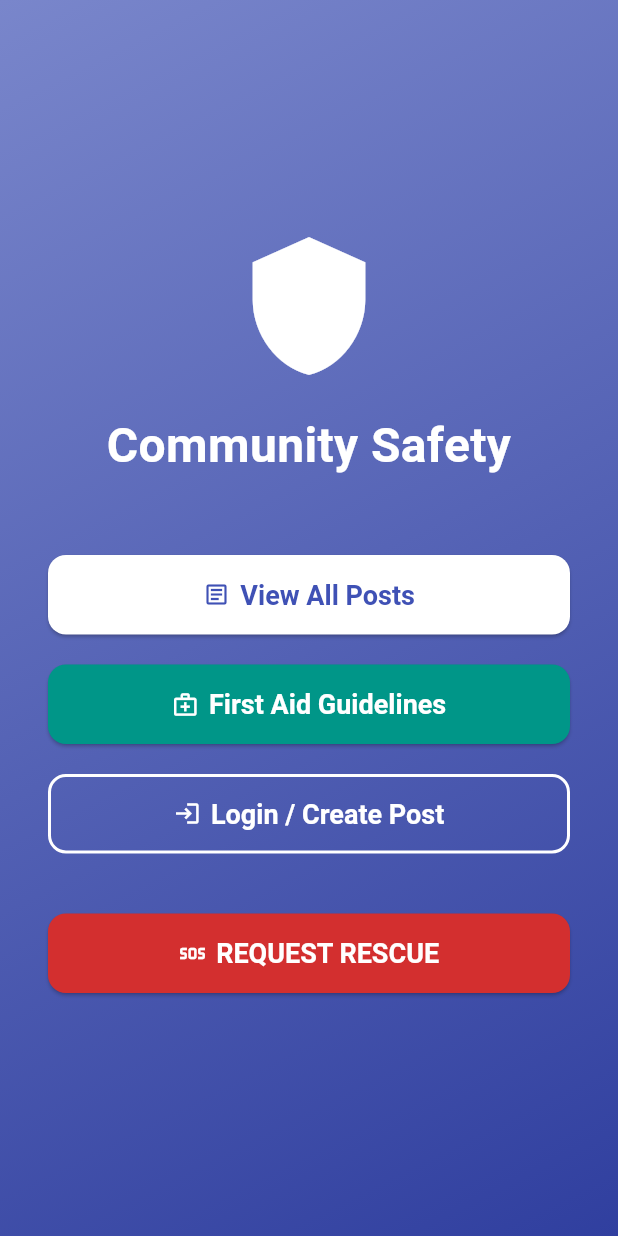
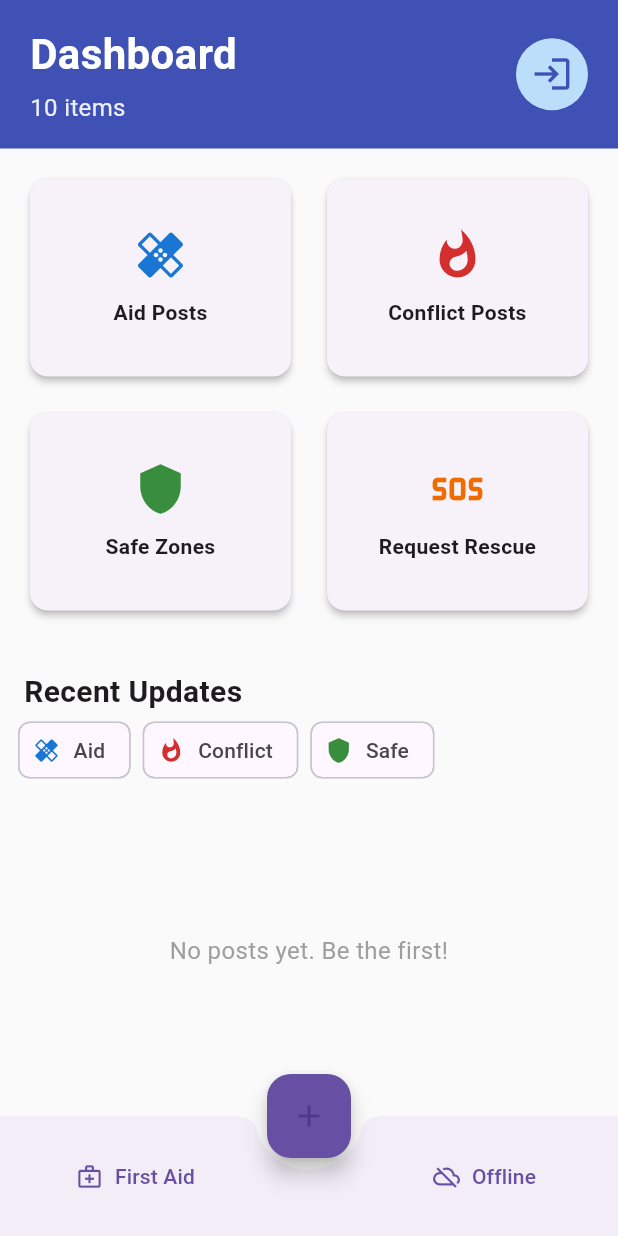
Before and after one commit to Sazidul0/WarAware, a Flutter app: the screen it shows after launch, on a phone screen of 412 x 824 dp. Run offline on Flutter 3.47's test engine with Material 3 defaults, Android fonts, the phone set to English and light mode, and no system bars; our stand-ins replace geolocator, image_picker, sqflite, timeago; accounts and stored records are empty.

Commit message:
Dashbord Design

```diff
--- a/lib/main.dart
+++ b/lib/main.dart
@@ -2,7 +2,8 @@ import 'package:flutter/material.dart';
 import 'package:provider/provider.dart';
 import '../viewmodels/auth_viewmodel.dart';
 import '../viewmodels/post_viewmodel.dart';
-import '../views/welcome_screen.dart';
+// --- 1. CHANGE THIS IMPORT ---
+import './views/home/dashboard_screen.dart'; // Was welcome_screen.dart
 import './viewmodels/first_aid_viewmodel.dart';
 import './viewmodels/rescue_viewmodel.dart';
 
@@ -24,8 +25,6 @@ class MyApp extends StatelessWidget {
       providers: [
         ChangeNotifierProvider(create: (_) => AuthViewModel()),
         ChangeNotifierProvider(create: (_) => PostViewModel()),
-        // --- 2. ADD THIS LINE ---
-        // This makes FirstAidViewModel available to FirstAidScreen.
         ChangeNotifierProvider(create: (_) => FirstAidViewModel()),
         ChangeNotifierProvider(create: (_) => RescueViewModel()),
       ],
@@ -58,8 +57,9 @@ class MyApp extends StatelessWidget {
             fillColor: Colors.white,
           ),
         ),
-        // The first screen the user will see
-        home: const WelcomeScreen(),
+        // --- 2. CHANGE THIS LINE ---
+        // The first screen the user will see is now the DashboardScreen
+        home: const DashboardScreen(),
       ),
     );
   }
--- /dev/null
+++ b/lib/views/home/dashboard_screen.dart
@@ -0,0 +1,528 @@
+import 'dart:io';
+import 'package:ally/views/home/rescue_list_screen.dart';
+import 'package:flutter/material.dart';
+import 'package:provider/provider.dart';
+import 'package:url_launcher/url_launcher.dart';
+
+// ViewModels
+import '../../viewmodels/auth_viewmodel.dart';
+import '../../viewmodels/post_viewmodel.dart';
+
+// Models & Enums
+import '../../models/post_model.dart';
+import '../../utils/enum.dart';
+
+// Screens
+import '../auth/login_screen.dart';
+import './create_post_screen.dart';
+import './edit_post_screen.dart';
+import './first_aid_screen.dart';
+import './request_rescue.dart';
+
+/// Placeholder screen for the 'Offline' button functionality.
+class OfflineScreen extends StatelessWidget {
+  const OfflineScreen({super.key});
+  @override
+  Widget build(BuildContext context) {
+    return Scaffold(
+      appBar: AppBar(title: const Text('Offline Mode')),
+      body: Container(
+        color: Colors.grey[850],
+        child: const Center(
+          child: Padding(
+            padding: EdgeInsets.all(24.0),
+            child: Text(
+              'Offline functionality will be implemented here.',
+              textAlign: TextAlign.center,
+              style: TextStyle(color: Colors.white70, fontSize: 18),
+            ),
+          ),
+        ),
+      ),
+    );
+  }
+}
+
+class DashboardScreen extends StatefulWidget {
+  const DashboardScreen({super.key});
+
+  @override
+  State<DashboardScreen> createState() => _DashboardScreenState();
+}
+
+class _DashboardScreenState extends State<DashboardScreen> {
+  @override
+  void initState() {
+    super.initState();
+    WidgetsBinding.instance.addPostFrameCallback((_) {
+      final authViewModel = context.read<AuthViewModel>();
+      final postViewModel = context.read<PostViewModel>();
+      postViewModel.fetchPosts();
+      authViewModel.addListener(_authListener);
+      if (authViewModel.currentUser != null) {
+        postViewModel.loadUserVotes(authViewModel.currentUser!.uid);
+      }
+    });
+  }
+
+  @override
+  void dispose() {
+    context.read<AuthViewModel>().removeListener(_authListener);
+    super.dispose();
+  }
+
+  void _authListener() {
+    if (mounted) {
+      final authViewModel = context.read<AuthViewModel>();
+      final postViewModel = context.read<PostViewModel>();
+      if (authViewModel.currentUser != null) {
+        postViewModel.loadUserVotes(authViewModel.currentUser!.uid);
+      } else {
+        postViewModel.clearUserVotes();
+      }
+      setState(() {});
+    }
+  }
+
+  void _navigateToCreatePost() {
+    final authViewModel = context.read<AuthViewModel>();
+    if (authViewModel.currentUser != null) {
+      Navigator.of(context).push(MaterialPageRoute(builder: (_) => const CreatePostScreen()));
+    } else {
+      Navigator.of(context).push(MaterialPageRoute(builder: (_) => const LoginScreen()));
+    }
+  }
+
+  @override
+  Widget build(BuildContext context) {
+    final authViewModel = context.watch<AuthViewModel>();
+    final postViewModel = context.watch<PostViewModel>();
+
+    return Scaffold(
+      endDrawer: _buildUserDrawer(context, authViewModel),
+      body: Column(
+        children: [
+          _buildHeader(context, authViewModel),
+          Expanded(
+            child: RefreshIndicator(
+              onRefresh: () => postViewModel.fetchPosts(),
+              child: CustomScrollView(
+                slivers: [
+                  SliverToBoxAdapter(child: _buildGridMenu(context)),
+                  SliverToBoxAdapter(
+                    child: Padding(
+                      padding: const EdgeInsets.fromLTRB(16, 20, 16, 0),
+                      child: Row(
+                        mainAxisAlignment: MainAxisAlignment.spaceBetween,
+                        crossAxisAlignment: CrossAxisAlignment.center,
+                        children: [
+                          const Text('Recent Updates', style: TextStyle(fontSize: 20, fontWeight: FontWeight.bold)),
+                          if(postViewModel.activeFilter != null)
+                            TextButton(onPressed: () => postViewModel.applyFilter(null), child: const Text("Show All"))
+                        ],
+                      ),
+                    ),
+                  ),
+                  SliverToBoxAdapter(child: _buildFilterChips(postViewModel)),
+                  _buildPostBody(authViewModel, postViewModel),
+                ],
+              ),
+            ),
+          ),
+        ],
+      ),
+      bottomNavigationBar: _buildBottomAppBar(context),
+      floatingActionButton: FloatingActionButton(
+        onPressed: _navigateToCreatePost,
+        tooltip: 'Create Post',
+        child: const Icon(Icons.add),
+        backgroundColor: Theme.of(context).primaryColor,
+      ),
+      floatingActionButtonLocation: FloatingActionButtonLocation.centerDocked,
+    );
+  }
+
+  Widget _buildHeader(BuildContext context, AuthViewModel authViewModel) {
+    return Builder(
+      builder: (context) => Container(
+        padding: EdgeInsets.only(
+          top: MediaQuery.of(context).padding.top + 16.0,
+          left: 20.0,
+          right: 20.0,
+          bottom: 16.0,
+        ),
+        color: Colors.indigo,
+        child: Row(
+          mainAxisAlignment: MainAxisAlignment.spaceBetween,
+          children: [
+            Column(
+              crossAxisAlignment: CrossAxisAlignment.start,
+              children: [
+                Text(
+                  authViewModel.currentUser?.uname ?? 'Dashboard',
+                  style: const TextStyle(color: Colors.white, fontWeight: FontWeight.bold, fontSize: 28),
+                ),
+                const SizedBox(height: 4),
+                Text(
+                  authViewModel.currentUser != null ? 'Community Member' : '10 items',
+                  style: TextStyle(color: Colors.white.withOpacity(0.9), fontSize: 16),
+                ),
+              ],
+            ),
+            GestureDetector(
+              onTap: () {
+                if (authViewModel.currentUser != null) {
+                  Navigator.of(context).push(
+                      MaterialPageRoute(builder: (_) => const RescueListScreen())
+                  );
+                } else {
+                  // User not logged in - navigate to rescue list
+
+                }
+              },
+              child: authViewModel.currentUser != null
+                  ? Container(
+                decoration: BoxDecoration(
+                  // Customize decoration for logged-in state
+                  color: Colors.blue.shade100,
+                  borderRadius: BorderRadius.circular(24),
+                ),
+                padding: EdgeInsets.all(12),
+                child: Icon(
+                  Icons.notifications_active,
+                  size: 24, // Larger size for logged-in users
+                  color: Colors.blue.shade800,
+                ),
+              )
+                  : SizedBox.shrink(), // Shows nothing when not logged in
+            ),
+            GestureDetector(
+              onTap: () {
+                if (authViewModel.currentUser != null) {
+                  Scaffold.of(context).openEndDrawer();
+                } else {
+                  Navigator.of(context).push(MaterialPageRoute(builder: (_) => const LoginScreen()));
+                }
+              },
+              child: CircleAvatar(
+                radius: 24,
+                backgroundColor: Colors.blue.shade100,
+                child: authViewModel.currentUser != null
+                    ? const Icon(Icons.person, color: Colors.indigo, size: 28)
+                    : const Icon(Icons.login, color: Colors.indigo, size: 28),
+              ),
+            ),
+          ],
+        ),
+      ),
+    );
+  }
+
+  Drawer? _buildUserDrawer(BuildContext context, AuthViewModel authViewModel) {
+    if (authViewModel.currentUser == null) return null;
+    final user = authViewModel.currentUser!;
+    return Drawer(
+      child: ListView(
+        padding: EdgeInsets.zero,
+        children: [
+          UserAccountsDrawerHeader(
+            accountName: Text(user.uname, style: const TextStyle(fontWeight: FontWeight.bold, fontSize: 18)),
+            accountEmail: Text(user.uname ?? 'Welcome!'),
+            currentAccountPicture: CircleAvatar(
+              backgroundColor: Colors.white,
+              child: Text(user.uname.substring(0, 1).toUpperCase(), style: const TextStyle(fontSize: 24, color: Colors.indigo)),
+            ),
+            decoration: const BoxDecoration(color: Colors.indigo),
+          ),
+          ListTile(
+            leading: const Icon(Icons.logout),
+            title: const Text('Logout'),
+            onTap: () {
+              Navigator.of(context).pop();
+              context.read<AuthViewModel>().logout();
+            },
+          ),
+        ],
+      ),
+    );
+  }
+
+  Widget _buildGridMenu(BuildContext context) {
+    Widget buildGridItem(IconData icon, String label, Color color, VoidCallback onTap) {
+      return Card(
+        elevation: 2.0,
+        shape: RoundedRectangleBorder(borderRadius: BorderRadius.circular(12)),
+        child: InkWell(
+          onTap: onTap,
+          borderRadius: BorderRadius.circular(12),
+          child: Column(
+            mainAxisAlignment: MainAxisAlignment.center,
+            children: [
+              Icon(icon, size: 36, color: color),
+              const SizedBox(height: 10),
+              Text(label, textAlign: TextAlign.center, style: const TextStyle(fontWeight: FontWeight.w600)),
+            ],
+          ),
+        ),
+      );
+    }
+
+    final postViewModel = context.read<PostViewModel>();
+    return Padding(
+      padding: const EdgeInsets.all(16.0),
+      child: GridView.count(
+        crossAxisCount: 2,
+        shrinkWrap: true,
+        physics: const NeverScrollableScrollPhysics(),
+        crossAxisSpacing: 16,
+        mainAxisSpacing: 16,
+        childAspectRatio: 1.3,
+        children: [
+          buildGridItem(Icons.healing, 'Aid Posts', Colors.blue.shade700, () => postViewModel.applyFilter(ZoneType.Aid)),
+          buildGridItem(Icons.whatshot, 'Conflict Posts', Colors.red.shade700, () => postViewModel.applyFilter(ZoneType.Conflict)),
+          buildGridItem(Icons.shield, 'Safe Zones', Colors.green.shade700, () => postViewModel.applyFilter(ZoneType.Safe)),
+          buildGridItem(Icons.sos, 'Request Rescue', Colors.orange.shade800, () {
+            Navigator.of(context).push(MaterialPageRoute(builder: (_) => const RequestRescueScreen()));
+          }),
+        ],
+      ),
+    );
+  }
+
+  BottomAppBar _buildBottomAppBar(BuildContext context) {
+    return BottomAppBar(
+      shape: const CircularNotchedRectangle(),
+      notchMargin: 8.0,
+      child: Row(
+        mainAxisAlignment: MainAxisAlignment.spaceAround,
+        children: <Widget>[
+          TextButton.icon(
+            icon: const Icon(Icons.medical_services_outlined),
+            label: const Text('First Aid'),
+            onPressed: () => Navigator.of(context).push(MaterialPageRoute(builder: (_) => const FirstAidScreen())),
+          ),
+          const SizedBox(width: 40), // The space for the notch
+          TextButton.icon(
+            icon: const Icon(Icons.cloud_off_outlined),
+            label: const Text('Offline'),
+            onPressed: () => Navigator.of(context).push(MaterialPageRoute(builder: (_) => const OfflineScreen())),
+          ),
+        ],
+      ),
+    );
+  }
+
+  void _handleVote(Post post, int voteType) {
+    final authViewModel = context.read<AuthViewModel>();
+    if (authViewModel.currentUser == null) {
+      ScaffoldMessenger.of(context).showSnackBar(
+        SnackBar(
+          content: const Text('You must be logged in to vote.'),
+          action: SnackBarAction(label: 'LOGIN', onPressed: () => Navigator.of(context).push(MaterialPageRoute(builder: (_) => const LoginScreen()))),
+        ),
+      );
+    } else {
+      context.read<PostViewModel>().vote(post, authViewModel.currentUser!.uid, voteType);
+    }
+  }
+
+  Future<void> _openLocationInMap(double latitude, double longitude) async {
+    final Uri googleMapsUrl = Uri.parse('https://www.google.com/maps/search/?api=1&query=$latitude,$longitude');
+    if (await canLaunchUrl(googleMapsUrl)) {
+      await launchUrl(googleMapsUrl);
+    } else if (mounted) {
+      ScaffoldMessenger.of(context).showSnackBar(const SnackBar(content: Text('Could not open map.')));
+    }
+  }
+
+  Future<void> _showDeleteConfirmationDialog(int postId) async {
+    showDialog<void>(
+      context: context,
+      builder: (BuildContext dialogContext) => AlertDialog(
+        title: const Text('Delete Post?'),
+        content: const Text('This action cannot be undone.'),
+        actions: <Widget>[
+          TextButton(child: const Text('Cancel'), onPressed: () => Navigator.of(dialogContext).pop()),
+          TextButton(
+            style: TextButton.styleFrom(foregroundColor: Colors.red),
+            child: const Text('DELETE'),
+            onPressed: () {
+              context.read<PostViewModel>().deletePost(postId);
+              Navigator.of(dialogContext).pop();
+            },
+          ),
+        ],
+      ),
+    );
+  }
+
+  Widget _buildFilterChips(PostViewModel viewModel) {
+    return Padding(
+      padding: const EdgeInsets.symmetric(horizontal: 12.0),
+      child: SingleChildScrollView(
+        scrollDirection: Axis.horizontal,
+        child: Row(
+          children: [
+            FilterChip(
+              label: const Text('Aid'),
+              avatar: Icon(Icons.healing, color: Colors.blue.shade700),
+              selected: viewModel.activeFilter == ZoneType.Aid,
+              onSelected: (_) => viewModel.applyFilter(ZoneType.Aid),
+            ),
+            const SizedBox(width: 8),
+            FilterChip(
+              label: const Text('Conflict'),
+              avatar: Icon(Icons.whatshot, color: Colors.red.shade700),
+              selected: viewModel.activeFilter == ZoneType.Conflict,
+              onSelected: (_) => viewModel.applyFilter(ZoneType.Conflict),
+            ),
+            const SizedBox(width: 8),
+            FilterChip(
+              label: const Text('Safe'),
+              avatar: Icon(Icons.shield, color: Colors.green.shade700),
+              selected: viewModel.activeFilter == ZoneType.Safe,
+              onSelected: (_) => viewModel.applyFilter(ZoneType.Safe),
+            ),
+          ],
+        ),
+      ),
+    );
+  }
+
+  Widget _buildPostBody(AuthViewModel authViewModel, PostViewModel postViewModel) {
+    final posts = postViewModel.filteredPosts;
+
+    if (postViewModel.isLoading && posts.isEmpty) {
+      return const SliverFillRemaining(child: Center(child: CircularProgressIndicator()));
+    }
+    if (postViewModel.errorMessage != null) {
+      return SliverFillRemaining(child: Center(child: Text('Error: ${postViewModel.errorMessage}')));
+    }
+    if (posts.isEmpty) {
+      return SliverFillRemaining(
+        child: Center(
+          child: Padding(
+            padding: const EdgeInsets.all(20.0),
+            child: Text(
+              postViewModel.activeFilter != null ? 'No posts found for this filter.' : 'No posts yet. Be the first!',
+              textAlign: TextAlign.center,
+              style: const TextStyle(fontSize: 16, color: Colors.grey),
+            ),
+          ),
+        ),
+      );
+    }
+    return SliverList(
+      delegate: SliverChildBuilderDelegate(
+            (context, index) {
+          final post = posts[index];
+          final userVote = postViewModel.userVotes[post.id];
+          final isLiked = userVote == 1;
+          final isDisliked = userVote == -1;
+          return Padding(
+            padding: const EdgeInsets.symmetric(horizontal: 12.0, vertical: 6.0),
+            child: Card(
+              elevation: 3,
+              clipBehavior: Clip.antiAlias,
+              shape: RoundedRectangleBorder(borderRadius: BorderRadius.circular(12)),
+              child: Column(
+                crossAxisAlignment: CrossAxisAlignment.start,
+                children: [
+                  if (post.imageUrl != null && post.imageUrl!.isNotEmpty)
+                    Image.file(
+                      File(post.imageUrl!),
+                      width: double.infinity,
+                      height: 200,
+                      fit: BoxFit.cover,
+                      errorBuilder: (context, error, stackTrace) =>
+                      const SizedBox(height: 200, child: Center(child: Icon(Icons.broken_image, size: 40, color: Colors.grey))),
+                    ),
+                  Padding(
+                    padding: const EdgeInsets.fromLTRB(16, 12, 16, 8),
+                    child: Column(
+                      crossAxisAlignment: CrossAxisAlignment.start,
+                      children: [
+                        Text(post.description, style: const TextStyle(fontSize: 16)),
+                        const SizedBox(height: 8),
+                        Text('By: ${post.uname} • Zone: ${post.zoneType.name}', style: TextStyle(color: Colors.grey.shade600)),
+                        const SizedBox(height: 8),
+                        Row(
+                          children: [
+                            Icon(Icons.location_on_outlined, size: 16, color: Colors.grey.shade600),
+                            const SizedBox(width: 4),
+                            Expanded(
+                              child: Text(
+                                'Lat: ${post.latitude.toStringAsFixed(4)}, Lon: ${post.longitude.toStringAsFixed(4)}',
+                                style: TextStyle(color: Colors.grey.shade600, fontSize: 12),
+                                overflow: TextOverflow.ellipsis,
+                              ),
+                            ),
+                            IconButton(
+                              icon: const Icon(Icons.map_outlined),
+                              iconSize: 20,
+                              color: Theme.of(context).primaryColor,
+                              visualDensity: VisualDensity.compact,
+                              tooltip: 'Open in Map',
+                              onPressed: () => _openLocationInMap(post.latitude, post.longitude),
+                            ),
+                          ],
+                        ),
+                        const Divider(height: 16),
+                        Row(
+                          mainAxisAlignment: MainAxisAlignment.spaceBetween,
+                          children: [
+                            Row(
+                              children: [
+                                IconButton(
+                                  icon: Icon(isLiked ? Icons.thumb_up : Icons.thumb_up_outlined),
+                                  color: isLiked ? Colors.green : Colors.grey.shade700,
+                                  onPressed: () => _handleVote(post, 1),
+                                ),
+                                IconButton(
+                                  icon: Icon(isDisliked ? Icons.thumb_down : Icons.thumb_down_outlined),
+                                  color: isDisliked ? Colors.red : Colors.grey.shade700,
+                                  onPressed: () => _handleVote(post, -1),
+                                ),
+                              ],
+                            ),
+                            Row(
+                              children: [
+                                const Icon(Icons.verified_user_outlined, color: Colors.blue, size: 20),
+                                const SizedBox(width: 6),
+                                Text(
+                                  post.verificationScore.toStringAsFixed(0),
+                                  style: const TextStyle(fontSize: 16, fontWeight: FontWeight.bold, color: Colors.blue),
+                                ),
+                                if (authViewModel.currentUser?.uid == post.uid)
+                                  PopupMenuButton<String>(
+                                    onSelected: (value) {
+                                      if (value == 'edit') {
+                                        Navigator.of(context).push(MaterialPageRoute(builder: (_) => EditPostScreen(post: post)));
+                                      } else if (value == 'delete') {
+                                        _showDeleteConfirmationDialog(post.id!);
+                                      }
+                                    },
+                                    itemBuilder: (BuildContext context) => <PopupMenuEntry<String>>[
+                                      const PopupMenuItem<String>(value: 'edit', child: Text('Edit')),
+                                      const PopupMenuItem<String>(value: 'delete', child: Text('Delete')),
+                                    ],
+                                  )
+                                else
+                                  const SizedBox(width: 48),
+                              ],
+                            ),
+                          ],
+                        ),
+                      ],
+                    ),
+                  ),
+                ],
+              ),
+            ),
+          );
+        },
+        childCount: posts.length,
+      ),
+    );
+  }
+}
```
Also changed, not shown: lib/views/home/Offline_communication.dart (added).
